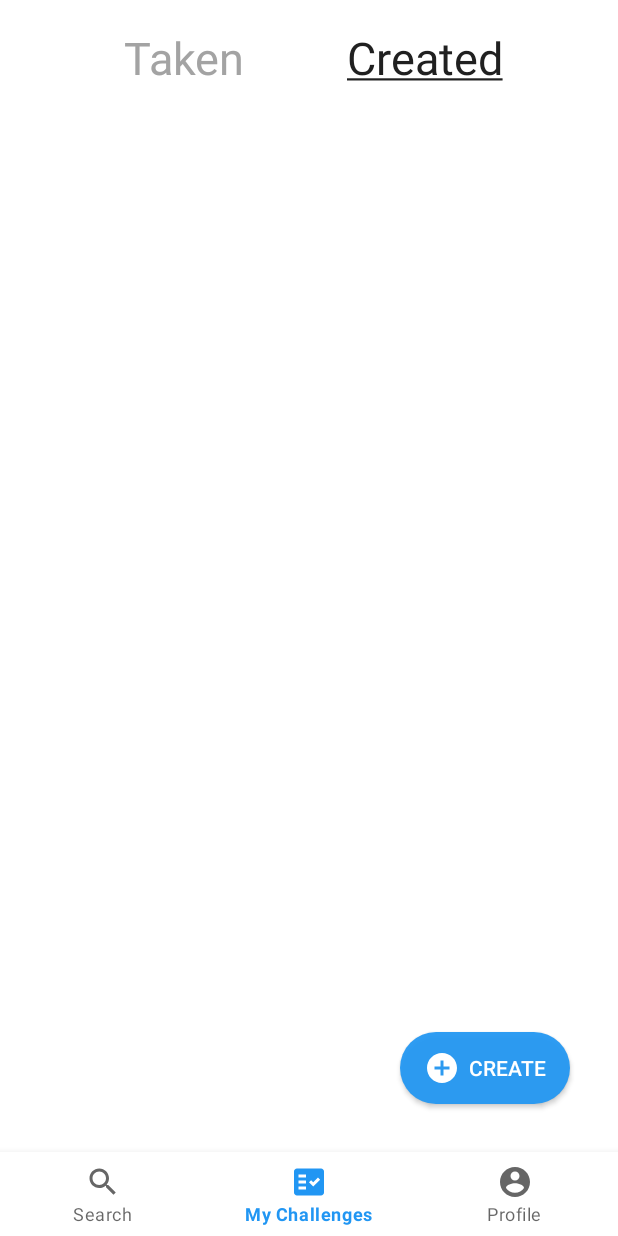
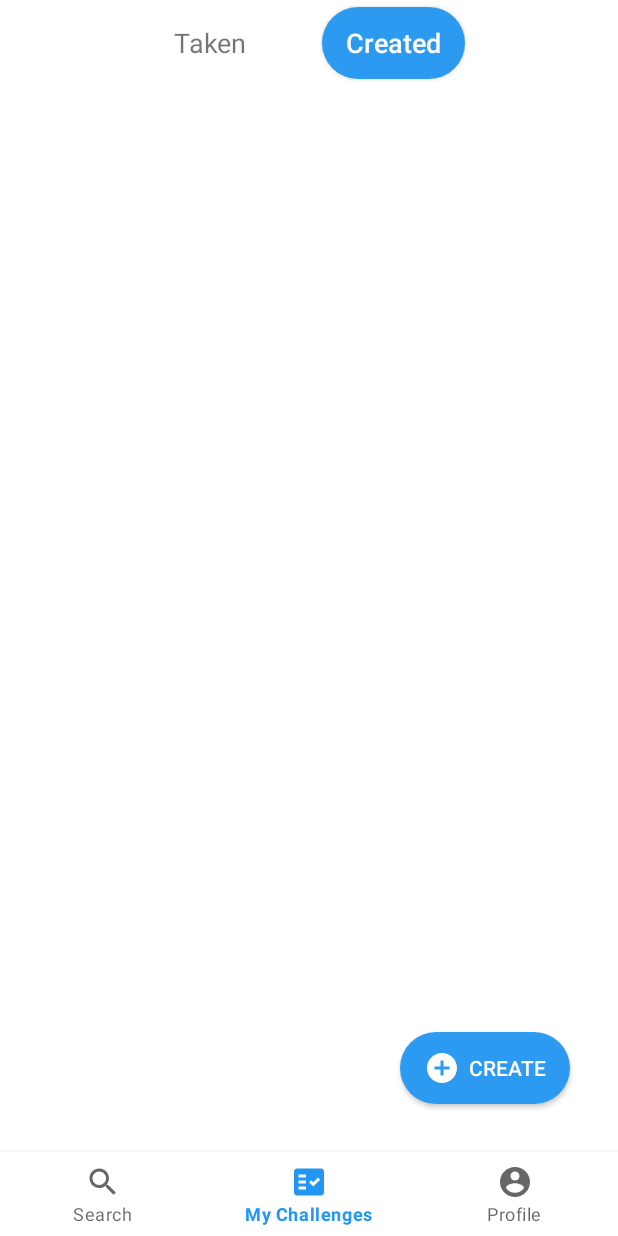
Before and after one commit to BoogiemanNSK/Android-Final-Project, an Android app: the CreatedChallengesFragment screen opened through its navigation route, on a phone screen of 412 x 824 dp. Run offline under Robolectric (Android 15) with nearby library versions, the phone set to English and light mode, and no system bars; our stand-ins replace data binding, navigation-ui.

Commit message:
Update challenges fragment layout

```diff
--- a/app/src/main/res/layout/fragment_created_challenges.xml
+++ b/app/src/main/res/layout/fragment_created_challenges.xml
@@ -7,45 +7,55 @@
         android:layout_width="match_parent"
         android:layout_height="match_parent">
 
-        <TextView
-            android:id="@+id/button_taken_challenges"
+        <androidx.constraintlayout.widget.ConstraintLayout
+            android:id="@+id/constraintLayout2"
             android:layout_width="wrap_content"
             android:layout_height="wrap_content"
-            android:text="@string/taken"
-            android:textColor="#A3A3A3"
-            android:textSize="30sp"
-            app:layout_constraintBottom_toBottomOf="parent"
+            android:layout_marginStart="16dp"
+            android:layout_marginEnd="16dp"
             app:layout_constraintEnd_toEndOf="parent"
-            app:layout_constraintHorizontal_bias="0.25"
             app:layout_constraintStart_toStartOf="parent"
-            app:layout_constraintTop_toTopOf="parent"
-            app:layout_constraintVertical_bias="0.025" />
+            app:layout_constraintTop_toTopOf="parent">
 
-        <TextView
-            android:layout_width="wrap_content"
-            android:layout_height="wrap_content"
-            android:text="@string/created_underlined"
-            android:textColor="#202020"
-            android:textSize="30sp"
-            app:layout_constraintBottom_toBottomOf="parent"
-            app:layout_constraintEnd_toEndOf="parent"
-            app:layout_constraintHorizontal_bias="0.75"
-            app:layout_constraintStart_toStartOf="parent"
-            app:layout_constraintTop_toTopOf="parent"
-            app:layout_constraintVertical_bias="0.025" />
+            <TextView
+                android:id="@+id/button_taken_challenges"
+                android:layout_width="wrap_content"
+                android:layout_height="wrap_content"
+                android:layout_marginStart="14dp"
+                android:layout_marginTop="16dp"
+                android:layout_marginBottom="16dp"
+                android:text="@string/taken"
+                android:textSize="18sp"
+                app:layout_constraintBottom_toBottomOf="parent"
+                app:layout_constraintStart_toStartOf="parent"
+                app:layout_constraintTop_toTopOf="parent" />
+
+            <Button
+                style="@style/Widget.AppCompat.Button"
+                android:layout_width="wrap_content"
+                android:layout_height="wrap_content"
+                android:layout_marginStart="50dp"
+                android:background="@drawable/rounded_button"
+                android:text="@string/created"
+                android:textAllCaps="false"
+                android:textSize="18sp"
+                app:layout_constraintBottom_toBottomOf="parent"
+                app:layout_constraintEnd_toEndOf="parent"
+                app:layout_constraintStart_toEndOf="@+id/button_taken_challenges"
+                app:layout_constraintTop_toTopOf="parent" />
+        </androidx.constraintlayout.widget.ConstraintLayout>
 
         <ScrollView
             android:id="@+id/scrollView2"
             android:layout_width="match_parent"
             android:layout_height="0dp"
             android:layout_marginStart="8dp"
-            android:layout_marginTop="8dp"
             android:layout_marginEnd="8dp"
             android:layout_marginBottom="8dp"
             app:layout_constraintBottom_toBottomOf="parent"
             app:layout_constraintEnd_toEndOf="parent"
             app:layout_constraintStart_toStartOf="parent"
-            app:layout_constraintTop_toBottomOf="@+id/button_taken_challenges">
+            app:layout_constraintTop_toBottomOf="@+id/constraintLayout2">
 
             <LinearLayout
                 android:id="@+id/created_challenges_list"
@@ -56,14 +66,14 @@
         </ScrollView>
 
         <Button
-            android:id="@+id/create_new_challenge"
+            android:id="@+id/button_create_new_challenge"
             style="@style/Widget.AppCompat.Button.Small"
             android:layout_width="wrap_content"
             android:layout_height="wrap_content"
             android:layout_marginEnd="32dp"
             android:layout_marginBottom="32dp"
+            android:background="@drawable/rounded_button"
             android:text="@string/create"
-            android:background="@drawable/rounded_button"
             app:icon="@drawable/create"
             app:iconPadding="6dp"
             app:iconTint="#FFFFFF"
--- a/app/src/main/res/layout/fragment_view_challenge.xml
+++ b/app/src/main/res/layout/fragment_view_challenge.xml
@@ -10,7 +10,7 @@
         tools:context=".MainActivity">
 
         <Button
-            android:id="@+id/view_close_button"
+            android:id="@+id/button_close_challenge_screen"
             style="@style/Widget.MaterialComponents.Button.TextButton"
             android:layout_width="wrap_content"
             android:layout_height="wrap_content"
@@ -18,7 +18,9 @@
             android:text="@string/close_text"
             app:layout_constraintBottom_toBottomOf="parent"
             app:layout_constraintEnd_toEndOf="parent"
-            app:layout_constraintStart_toStartOf="parent" />
+            app:layout_constraintStart_toStartOf="parent"
+            app:layout_constraintTop_toTopOf="parent"
+            app:layout_constraintVertical_bias="1.0" />
 
     </androidx.constraintlayout.widget.ConstraintLayout>
 </layout>
--- a/app/src/main/res/menu/bottom_menu_nav.xml
+++ b/app/src/main/res/menu/bottom_menu_nav.xml
@@ -9,7 +9,8 @@
         app:showAsAction="always" />
 
     <item
-        android:id="@+id/fragment_created_challenges"
+        android:id="@+id/fragment_taken_challenges"
+        android:checked="true"
         android:icon="@drawable/challenges"
         android:orderInCategory="2"
         android:title="@string/my_challenges"
--- a/app/src/main/res/values/strings.xml
+++ b/app/src/main/res/values/strings.xml
@@ -2,8 +2,6 @@
     <string name="app_name">FinalProject</string>
     <string name="hello_blank_fragment">Hello blank fragment</string>
 
-    <string name="created_underlined"><u>Created</u></string>
-    <string name="taken_underlined"><u>Taken</u></string>
     <string name="created">Created</string>
     <string name="taken">Taken</string>
     <string name="search_hint">Search…</string>
@@ -23,4 +21,5 @@
     <string name="my_challenges">My Challenges</string>
     <string name="profile">Profile</string>
     <string name="create">Create</string>
+    <string name="placeholder">___</string>
 </resources>
```
Also changed, not shown: app/src/main/java/com/example/finalproject/view/CreateChallengeFragment.kt (+6 -2 lines), app/src/main/java/com/example/finalproject/view/CreatedChallengesFragment.kt (+7 -0 lines), app/src/main/res/layout/fragment_create_challenge.xml (+12 -4 lines), app/src/main/res/layout/fragment_profile.xml (+59 -50 lines), app/src/main/res/layout/fragment_taken_challenges.xml (+26 -16 lines).
